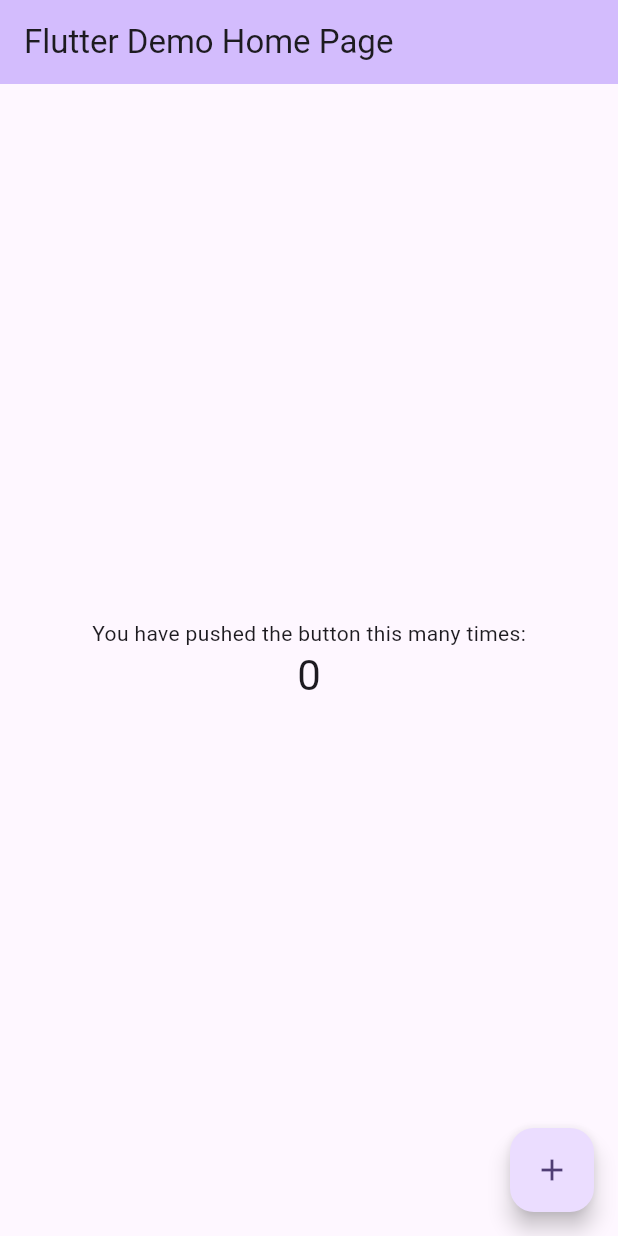
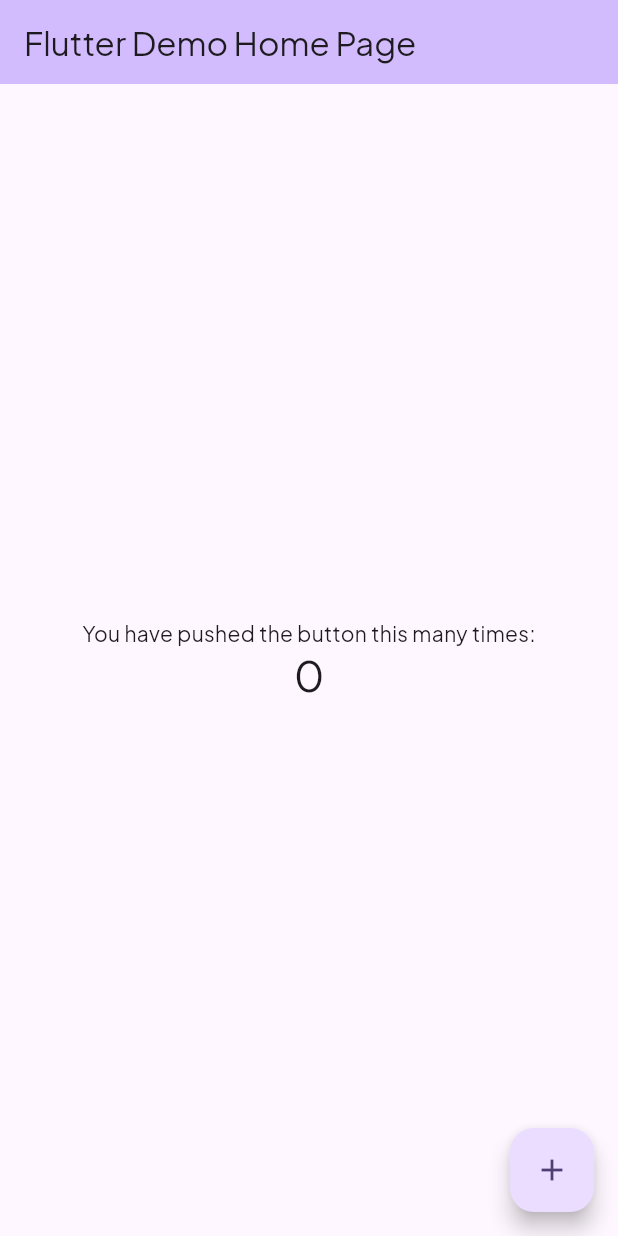
Before and after one commit to HappySolutions/edu_vista, a Flutter app: the screen it shows after launch, on a phone screen of 412 x 824 dp. Run offline on Flutter 3.47's test engine with Material 3 defaults, Android fonts, the phone set to English and light mode, and no system bars.

Commit message:
add fonts

```diff
--- a/lib/main.dart
+++ b/lib/main.dart
@@ -13,21 +13,7 @@ class MyApp extends StatelessWidget {
     return MaterialApp(
       title: 'Flutter Demo',
       theme: ThemeData(
-        // This is the theme of your application.
-        //
-        // TRY THIS: Try running your application with "flutter run". You'll see
-        // the application has a purple toolbar. Then, without quitting the app,
-        // try changing the seedColor in the colorScheme below to Colors.green
-        // and then invoke "hot reload" (save your changes or press the "hot
-        // reload" button in a Flutter-supported IDE, or press "r" if you used
-        // the command line to start the app).
-        //
-        // Notice that the counter didn't reset back to zero; the application
-        // state is not lost during the reload. To reset the state, use hot
-        // restart instead.
-        //
-        // This works for code too, not just values: Most code changes can be
-        // tested with just a hot reload.
+        fontFamily: 'PlusJakartaSans',
         colorScheme: ColorScheme.fromSeed(seedColor: Colors.deepPurple),
         useMaterial3: true,
       ),
```
Also changed, not shown: pubspec.yaml (+19 -8 lines), assets/fonts/PlusJakartaSans-Bold.ttf (added), assets/fonts/PlusJakartaSans-ExtraBold.ttf (added), assets/fonts/PlusJakartaSans-ExtraLight.ttf (added), assets/fonts/PlusJakartaSans-Light.ttf (added), assets/fonts/PlusJakartaSans-Medium.ttf (added), assets/fonts/PlusJakartaSans-Regular.ttf (added), assets/fonts/PlusJakartaSans-SemiBold.ttf (added).
